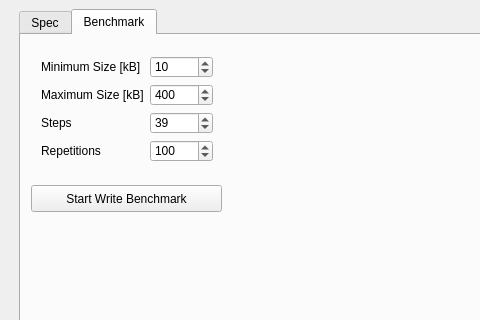
Before: the Qt Designer form gui/YarrGui/yarrgui.ui in Yarr/Yarr, drawn with Qt 5; both pictures show x 0 to 480 and y 0 to 320 of the 997 by 600 pixel window.
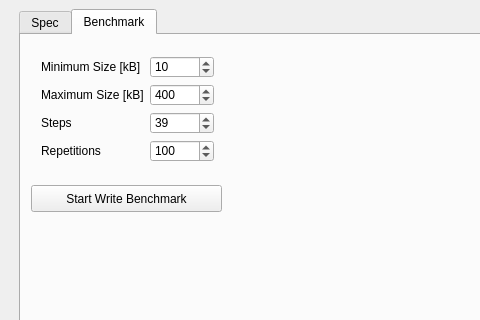
After: the same form once the commit is applied. Custom widgets are drawn as their Qt base class.

Commit message: Setting active tabs

Patch:
```diff
--- a/gui/YarrGui/yarrgui.ui
+++ b/gui/YarrGui/yarrgui.ui
@@ -23,9 +23,18 @@
       <height>411</height>
      </rect>
     </property>
+    <property name="tabPosition">
+     <enum>QTabWidget::North</enum>
+    </property>
+    <property name="tabShape">
+     <enum>QTabWidget::Rounded</enum>
+    </property>
     <property name="currentIndex">
      <number>1</number>
     </property>
+    <property name="tabsClosable">
+     <bool>false</bool>
+    </property>
     <widget class="QWidget" name="Spec">
      <attribute name="title">
       <string>Spec</string>
@@ -195,7 +204,7 @@
        <rect>
         <x>9</x>
         <y>10</y>
-        <width>194</width>
+        <width>195</width>
         <height>128</height>
        </rect>
       </property>
```
Left out of the diff: 2 changed lines with no effect on the pictures. The commit also changes 1 other file.
